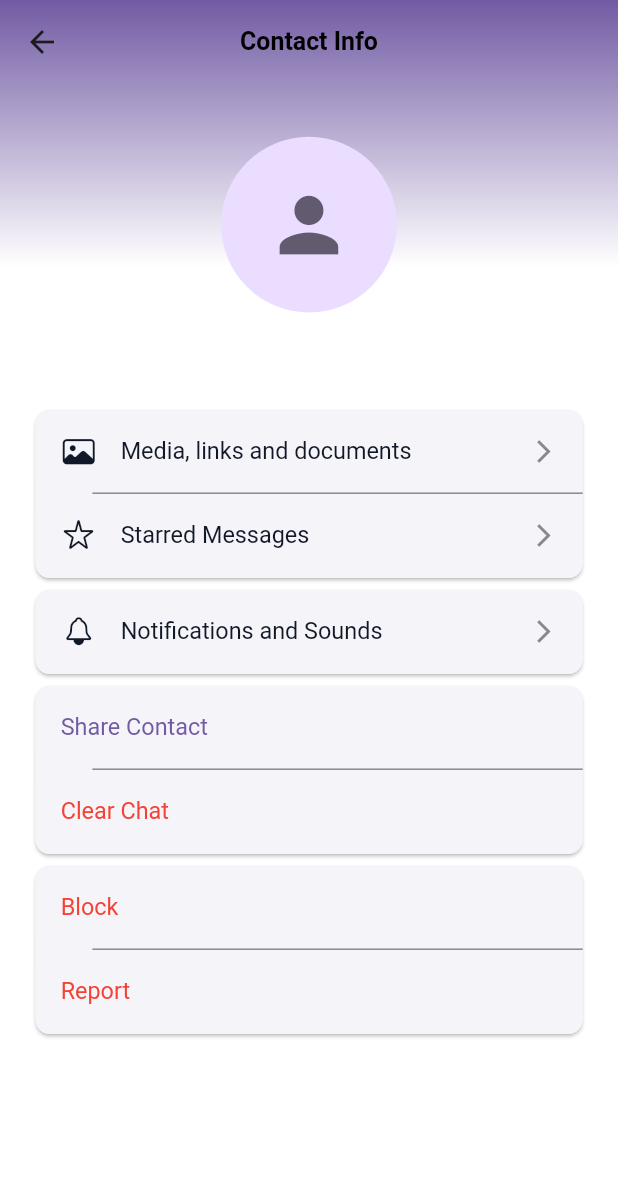
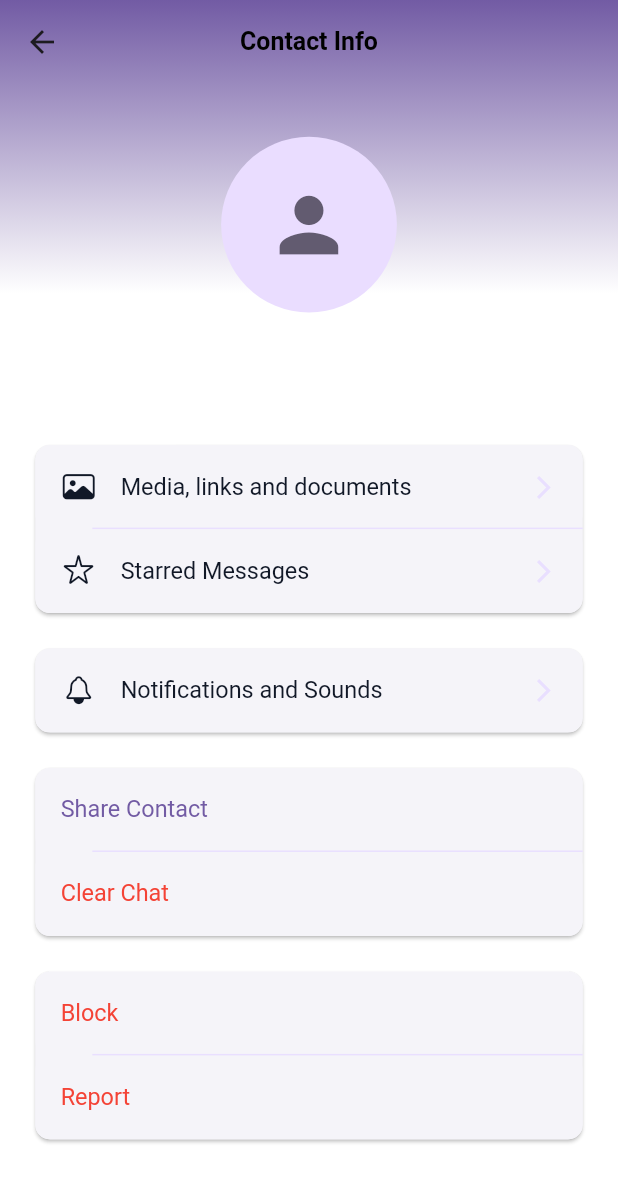
Before and after one commit to engsamar/qlock-app, a Flutter app: the ChatUserProfile screen opened directly with empty values, on a phone screen of 412 x 824 dp. Shown: the top 1182 px of the screen. Run offline on Flutter 3.47's test engine with Material 3 defaults, Android fonts, the phone set to English and light mode, and no system bars; our stand-ins replace cached_network_image, dartz, device_info_plus, dio, easy_localization, equatable and 13 more; missing offline and left inert: flutter_intl_phone_field, pointycastle; accounts and stored records are empty.

Commit message:
Refactor chat user profile layout for improved spacing and color consistency

```diff
--- a/lib/features/profile/presentation/screens/chat_user_profile.dart
+++ b/lib/features/profile/presentation/screens/chat_user_profile.dart
@@ -55,6 +55,7 @@ class ChatUserProfile extends StatelessWidget {
                     color: AppColors.myMessageColor,
                   ),
                 ),
+                SizedBox(height: 24.h),
                 Card(
                   child: Column(
                     children: [
@@ -67,14 +68,10 @@ class ChatUserProfile extends StatelessWidget {
                         trailing: Icon(
                           Icons.arrow_forward_ios,
                           size: 18,
-                          color: AppColors.darkGrey,
+                          color: AppColors.grey,
                         ),
                       ),
-                      Divider(
-                        color: AppColors.darkGrey,
-                        indent: 36.w,
-                        height: 0,
-                      ),
+                      Divider(color: AppColors.grey, indent: 36.w, height: 0),
                       ListTile(
                         leading: Icon(CustomIcons.star),
                         title: Text(
@@ -84,12 +81,13 @@ class ChatUserProfile extends StatelessWidget {
                         trailing: Icon(
                           Icons.arrow_forward_ios,
                           size: 18,
-                          color: AppColors.darkGrey,
+                          color: AppColors.grey,
                         ),
                       ),
                     ],
                   ),
                 ),
+                SizedBox(height: 16.h),
                 Card(
                   child: ListTile(
                     leading: Icon(CustomIcons.notification),
@@ -100,10 +98,11 @@ class ChatUserProfile extends StatelessWidget {
                     trailing: Icon(
                       Icons.arrow_forward_ios,
                       size: 18,
-                      color: AppColors.darkGrey,
+                      color: AppColors.grey,
                     ),
                   ),
                 ),
+                SizedBox(height: 16.h),
                 Card(
                   child: Column(
                     children: [
@@ -116,11 +115,7 @@ class ChatUserProfile extends StatelessWidget {
                           ),
                         ),
                       ),
-                      Divider(
-                        color: AppColors.darkGrey,
-                        indent: 36.w,
-                        height: 0,
-                      ),
+                      Divider(color: AppColors.grey, indent: 36.w, height: 0),
                       ListTile(
                         title: Text(
                           AppStrings.clearChat.tr(),
@@ -133,6 +128,7 @@ class ChatUserProfile extends StatelessWidget {
                     ],
                   ),
                 ),
+                SizedBox(height: 16.h),
                 Card(
                   child: Column(
                     children: [
@@ -145,11 +141,7 @@ class ChatUserProfile extends StatelessWidget {
                           ),
                         ),
                       ),
-                      Divider(
-                        color: AppColors.darkGrey,
-                        indent: 36.w,
-                        height: 0,
-                      ),
+                      Divider(color: AppColors.grey, indent: 36.w, height: 0),
                       ListTile(
                         title: Text(
                           '${AppStrings.report.tr()} ${chat.nameOnContact}',
```
